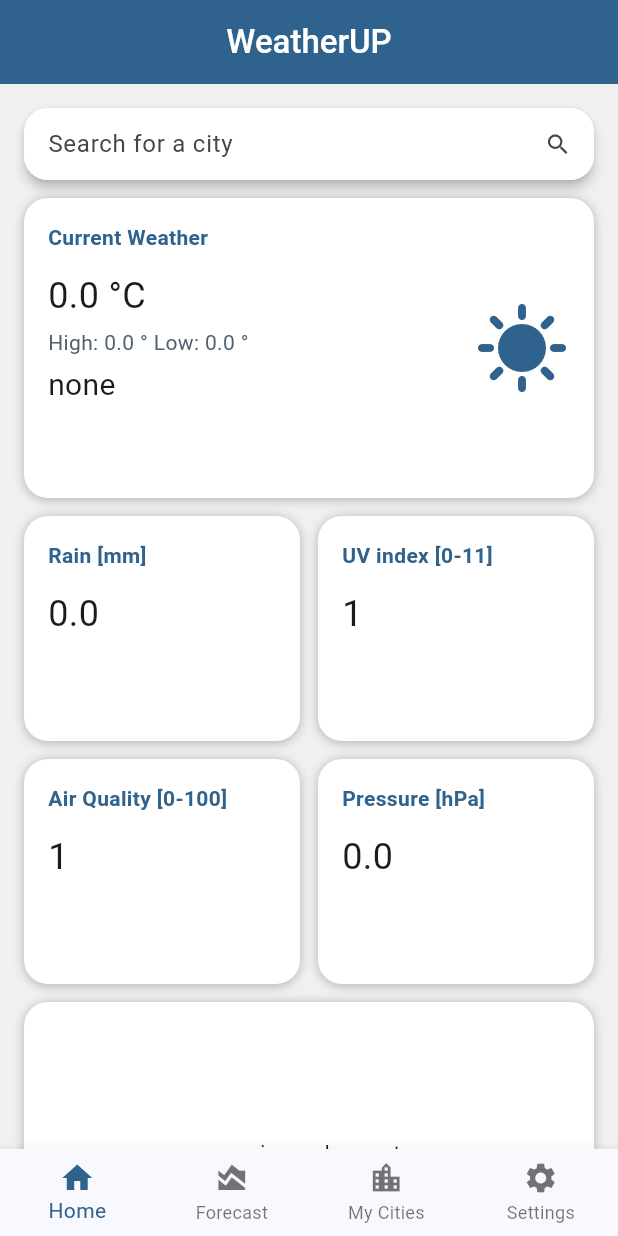
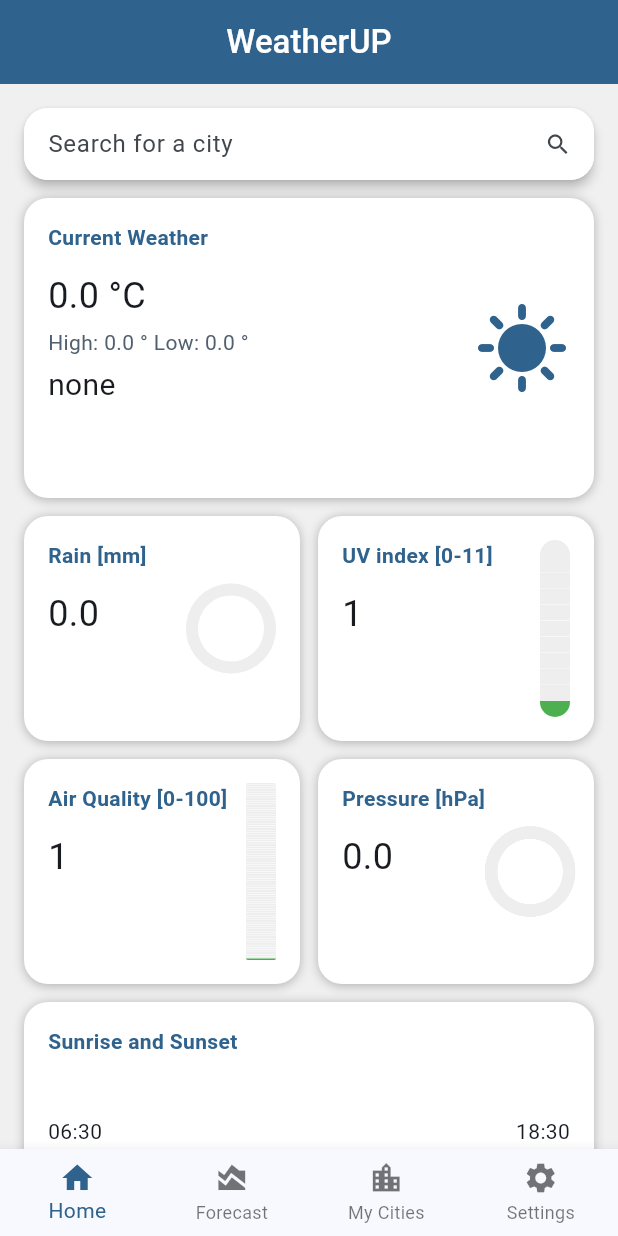
Before and after one commit to Nert53/kmi-tmap-weatherUp, a Flutter app: the screen it shows after launch, on a phone screen of 412 x 824 dp. Run offline on Flutter 3.47's test engine with Material 3 defaults, Android fonts, the phone set to English and light mode, and no system bars; drawn by our look-alikes of step_progress_indicator; our stand-ins replace flutter_svg, sqflite; missing offline and left inert: shortuid; accounts and stored records are empty.

Commit message:
home page modified

```diff
--- a/lib/main.dart
+++ b/lib/main.dart
@@ -14,7 +14,7 @@ class MainApp extends StatelessWidget {
       debugShowCheckedModeBanner: false,
       theme: ThemeData(
         useMaterial3: true,
-        scaffoldBackgroundColor: Color.fromARGB(255, 240, 240, 240),
+        scaffoldBackgroundColor: const Color.fromARGB(255, 240, 240, 240),
         colorScheme: ColorScheme.fromSeed(
           seedColor: const Color(0x00006fad),
           brightness: Brightness.light,
--- a/lib/pages/home_page.dart
+++ b/lib/pages/home_page.dart
@@ -1,8 +1,12 @@
+// ignore_for_file: deprecated_member_use
+
 import 'package:flutter/material.dart';
-import 'package:flutter/widgets.dart';
+import 'package:flutter_svg/flutter_svg.dart';
 import 'package:weather/dataApi/test_api.dart';
 import 'package:weather/model/current_weather.dart';
 import 'package:weather/ui/colors.dart';
+import 'package:step_progress_indicator/step_progress_indicator.dart';
+import 'package:intl/intl.dart';
 
 class HomePage extends StatefulWidget {
   const HomePage({super.key});
@@ -23,8 +27,10 @@ class _HomePageState extends State<HomePage> {
       uvIndex: 1,
       airQualityIndex: 1,
       pressure: 0,
-      sunrise: DateTime.now(),
-      sunset: DateTime.now());
+      sunrise: DateTime(
+          DateTime.now().year, DateTime.now().month, DateTime.now().day, 6, 30),
+      sunset: DateTime(DateTime.now().year, DateTime.now().month,
+          DateTime.now().day, 18, 30));
 
   void _searchCityWeather() async {
     final (longtitude, latitude) =
@@ -102,8 +108,8 @@ class _HomePageState extends State<HomePage> {
                   ),
                 ],
               ),
-              child: smallContainerWdiget(
-                  'Rain [mm]', _currentWeather!.rain.toString()),
+              child: smallContainerWdigetDecimal(
+                  'Rain [mm]', _currentWeather!.rain, 10),
             ),
           ),
           const SizedBox(width: 12.0),
@@ -122,8 +128,8 @@ class _HomePageState extends State<HomePage> {
                   ),
                 ],
               ),
-              child: smallContainerWdiget('UV index [0-11]',
-                  _currentWeather!.uvIndex.round().toString()),
+              child: smallContainerWidgetWhole(
+                  'UV index [0-11]', _currentWeather!.uvIndex.round(), 11),
             ),
           ),
         ]),
@@ -146,8 +152,8 @@ class _HomePageState extends State<HomePage> {
                     ),
                   ],
                 ),
-                child: smallContainerWdiget('Air Quality [0-100]',
-                    _currentWeather!.airQualityIndex.toString()),
+                child: smallContainerWidgetWhole('Air Quality [0-100]',
+                    _currentWeather!.airQualityIndex, 100),
               ),
             ),
             const SizedBox(width: 12.0),
@@ -166,14 +172,15 @@ class _HomePageState extends State<HomePage> {
                       ),
                     ],
                   ),
-                  child: smallContainerWdiget(
-                      'Pressure [hPa]', _currentWeather!.pressure.toString())),
+                  child: smallContainerWdigetDecimal(
+                      'Pressure [hPa]', _currentWeather!.pressure, 1300)),
             ),
           ],
         ),
         const SizedBox(height: 12.0),
         Container(
           height: 200,
+          padding: EdgeInsets.all(16.0),
           decoration: const BoxDecoration(
             color: containerBackground,
             borderRadius: BorderRadius.all(Radius.circular(16.0)),
@@ -185,17 +192,15 @@ class _HomePageState extends State<HomePage> {
               ),
             ],
           ),
-          child: Center(
-            child: Text("sunrise and sunset"),
-          ),
+          child: sunsetSunriseWidget(
+              _currentWeather!.sunrise, _currentWeather!.sunset),
         ),
       ],
     );
   }
 
-  smallContainerWdiget(String title, String value) {
-    return Row(
-      children: [
+  smallContainerWdigetDecimal(String title, double value, double totalValue) {
+    return Row(mainAxisAlignment: MainAxisAlignment.spaceBetween, children: [
       Column(
         mainAxisAlignment: MainAxisAlignment.start,
         crossAxisAlignment: CrossAxisAlignment.start,
@@ -209,13 +214,44 @@ class _HomePageState extends State<HomePage> {
           ),
           const SizedBox(height: 12.0),
           Text(
-              value,
+            value.toString(),
             style: const TextStyle(fontSize: 24.0),
           ),
         ],
       ),
+      roundValueIndicator(value, totalValue),
+    ]);
+  }
+
+  smallContainerWidgetWhole(String title, int value, int totalValue) {
+    var selectedColor;
+    if (totalValue == 11) {
+      selectedColor = uvIndexColor(value);
+    } else {
+      selectedColor = airQualityIndexColor(value);
+    }
+
+    return Row(mainAxisAlignment: MainAxisAlignment.spaceBetween, children: [
+      Column(
+        mainAxisAlignment: MainAxisAlignment.start,
+        crossAxisAlignment: CrossAxisAlignment.start,
+        children: [
+          Text(
+            title,
+            style: TextStyle(
+                fontSize: 14.0,
+                fontWeight: FontWeight.bold,
+                color: Theme.of(context).colorScheme.primary),
+          ),
+          const SizedBox(height: 12.0),
+          Text(
+            value.toString(),
+            style: const TextStyle(fontSize: 24.0),
+          ),
         ],
-    );
+      ),
+      straightValueIndicator(value, totalValue, selectedColor),
+    ]);
   }
 
   mainContainerWidget(
@@ -264,4 +300,117 @@ class _HomePageState extends State<HomePage> {
       ],
     );
   }
+
+  roundValueIndicator(double value, double totalValue) {
+    return CircularStepProgressIndicator(
+      totalSteps: totalValue.round(),
+      roundedCap: (_, __) => true,
+      currentStep: value.round(),
+      stepSize: 8,
+      selectedStepSize: 8,
+      selectedColor: Theme.of(context).colorScheme.primary,
+      unselectedColor: Colors.grey[200],
+      padding: 0,
+      width: 60,
+      height: 60,
+    );
   }
+
+  straightValueIndicator(int value, int totalValue, Color selectedColor) {
+    return Transform.flip(
+        flipY: true,
+        child: StepProgressIndicator(
+          totalSteps: totalValue,
+          currentStep: value,
+          size: 20,
+          selectedSize: 20,
+          selectedColor: selectedColor,
+          roundedEdges: const Radius.circular(10),
+          unselectedColor: Colors.grey[200]!,
+          padding: 0,
+          direction: Axis.vertical,
+        ));
+  }
+
+  sunsetSunriseWidget(DateTime sunrise, DateTime sunset) {
+    DateTime currentTime = DateTime.now();
+    Duration daylightDurationMinutes = sunset.difference(sunrise);
+    Duration timePastSunriseMinutes = currentTime.difference(sunrise);
+
+    return Column(
+      crossAxisAlignment: CrossAxisAlignment.start,
+      children: [
+        Text(
+          'Sunrise and Sunset',
+          style: TextStyle(
+              fontSize: 14.0,
+              fontWeight: FontWeight.bold,
+              color: Theme.of(context).colorScheme.primary),
+        ),
+        const SizedBox(height: 40.0),
+        Row(
+          mainAxisAlignment: MainAxisAlignment.spaceBetween,
+          children: [
+            Text(DateFormat.Hm().format(sunrise)),
+            Text(DateFormat.Hm().format(sunset)),
+          ],
+        ),
+        const SizedBox(height: 8.0),
+        StepProgressIndicator(
+          totalSteps: daylightDurationMinutes.inMinutes,
+          currentStep: timePastSunriseMinutes.inMinutes,
+          size: 20,
+          selectedSize: 20,
+          selectedColor: Theme.of(context).colorScheme.primary,
+          roundedEdges: const Radius.circular(10),
+          unselectedColor: Colors.grey[200]!,
+          padding: 0,
+        ),
+        const SizedBox(height: 12.0),
+        Row(
+          mainAxisAlignment: MainAxisAlignment.spaceBetween,
+          children: [
+            SvgPicture.asset(
+              'assets/sunrise_icon.svg',
+              color: Colors.orange[300],
+            ),
+            SvgPicture.asset(
+              'assets/sunset_icon.svg',
+              color: Colors.orange[900],
+            ),
+          ],
+        )
+      ],
+    );
+  }
+}
+
+airQualityIndexColor(int value) {
+  switch (value) {
+    case < 26:
+      return Colors.green;
+    case < 51:
+      return const Color.fromARGB(255, 172, 235, 0);
+    case < 76:
+      return Colors.yellow;
+    case < 101:
+      return Colors.orange;
+    default:
+      return Colors.red;
+  }
+}
+
+uvIndexColor(int value) {
+  switch (value) {
+    case < 3:
+      return Colors.green;
+    case < 6:
+      return Colors.yellow;
+    case < 8:
+      return Colors.orange;
+    case < 11:
+      return Colors.red;
+    default:
+      return Colors.purple;
+  }
+}
--- a/lib/pages/main_page.dart
+++ b/lib/pages/main_page.dart
@@ -97,7 +97,7 @@ class _FirstPageState extends State<FirstPage> {
               TextButton(
                   onPressed: () {
                     addCity(chooseCityController.text);
-                    var cities = CityDatabase.instance.getAllCities();
+                    // var cities = CityDatabase.instance.getAllCities();
                     Navigator.of(context).pop();
                   },
                   child: const Text('Add'))
--- a/pubspec.yaml
+++ b/pubspec.yaml
@@ -17,6 +17,8 @@ dependencies:
   shortuid: ^1.0.0
   uuid: ^3.0.7
   rename_app: ^1.3.2
+  step_progress_indicator: ^1.0.2
+  flutter_svg: ^2.0.10+1
 
 dev_dependencies:
   flutter_test:
@@ -28,6 +30,8 @@ flutter:
   uses-material-design: true
   assets:
     - assets/wmo_codes_descriptions.json
+    - assets/sunset_icon.svg
+    - assets/sunrise_icon.svg
 
 flutter_native_splash:
   color: "#006FAD"
```
Also changed, not shown: assets/sunrise_icon.svg (added), assets/sunset_icon.svg (added), pubspec.lock. Lines whose indentation alone changed are shown as unchanged.
